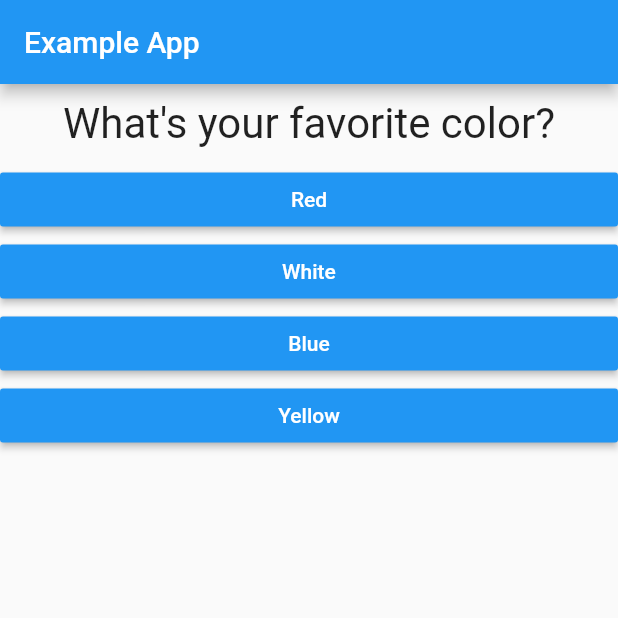
After one commit to longdx304/flutter_complete_guide, a Flutter app: the screen it shows after launch, on a phone screen of 412 x 824 dp, the top half of it. The commit adds this screen. Run offline on Flutter 3.47's test engine with Material 2 defaults, Android fonts, the phone set to English and light mode, and no system bars.

Commit message:
moved quiz and result widget to its own file

```diff
--- a/lib/main.dart
+++ b/lib/main.dart
@@ -1,19 +1,9 @@
 import 'package:flutter/material.dart';
-import 'package:flutter_complete_guide/answer.dart';
-import 'package:flutter_complete_guide/question.dart';
+
+import 'quiz.dart';
+import 'result.dart';
 
 void main() => runApp(MyApp());
-
-const questions = [
-  {
-    'questionText': 'What\'s your favorite color?',
-    'answers': ['Red', 'White', 'Blue', 'Yellow'],
-  },
-  {
-    'questionText': 'What\'s your favorite animal?',
-    'answers': ['Lion', 'Dog', 'Cat'],
-  },
-];
 
 class MyApp extends StatefulWidget {
   @override
@@ -23,6 +13,16 @@ class MyApp extends StatefulWidget {
 }
 
 class _MyAppState extends State<MyApp> {
+  final _questions = const [
+    {
+      'questionText': 'What\'s your favorite color?',
+      'answers': ['Red', 'White', 'Blue', 'Yellow'],
+    },
+    {
+      'questionText': 'What\'s your favorite animal?',
+      'answers': ['Lion', 'Dog', 'Cat'],
+    },
+  ];
   int _questionIndex = 0;
 
   void _answerQuestion() {
@@ -36,19 +36,13 @@ class _MyAppState extends State<MyApp> {
         appBar: AppBar(
           title: Text('Example App'),
         ),
-        body: _questionIndex < questions.length
-            ? Column(
-                children: [
-                  Question(questions[_questionIndex]['questionText']),
-                  ...(questions[_questionIndex]['answers'] as List<String>)
-                      .map((answer) {
-                    return Answer(_answerQuestion, answer);
-                  }).toList(),
-                ],
+        body: _questionIndex < _questions.length
+            ? Quiz(
+                answerQuestion: _answerQuestion,
+                questionIndex: _questionIndex,
+                questions: _questions,
               )
-            : Center(
-                child: Text('You did it!'),
-              ),
+            : Result(),
       ),
     );
   }
--- /dev/null
+++ b/lib/quiz.dart
@@ -0,0 +1,28 @@
+import 'package:flutter/material.dart';
+
+import 'answer.dart';
+import 'question.dart';
+
+class Quiz extends StatelessWidget {
+  final List<Map<String, Object>> questions;
+  final int questionIndex;
+  final Function answerQuestion;
+
+  Quiz({
+    @required this.questions,
+    @required this.questionIndex,
+    @required this.answerQuestion,
+  });
+
+  @override
+  Widget build(BuildContext context) {
+    return Column(
+      children: [
+        Question(questions[questionIndex]['questionText']),
+        ...(questions[questionIndex]['answers'] as List<String>).map((answer) {
+          return Answer(answerQuestion, answer);
+        }).toList(),
+      ],
+    );
+  }
+}
```
Also changed, not shown: lib/result.dart (added, +10 -0 lines).
